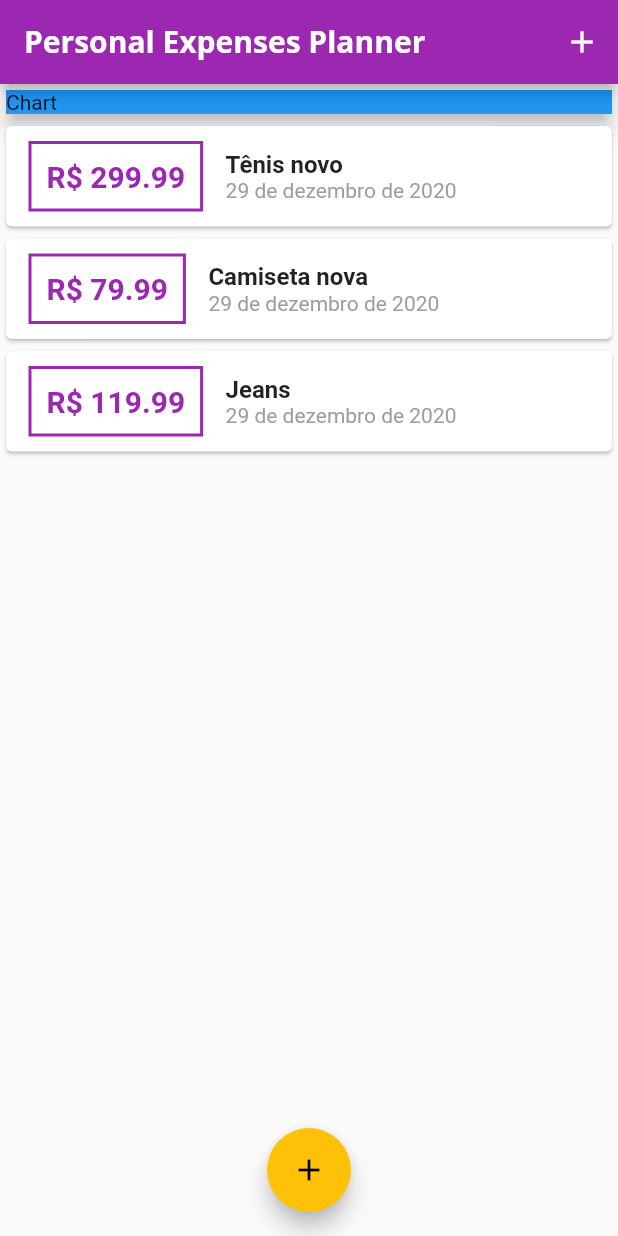
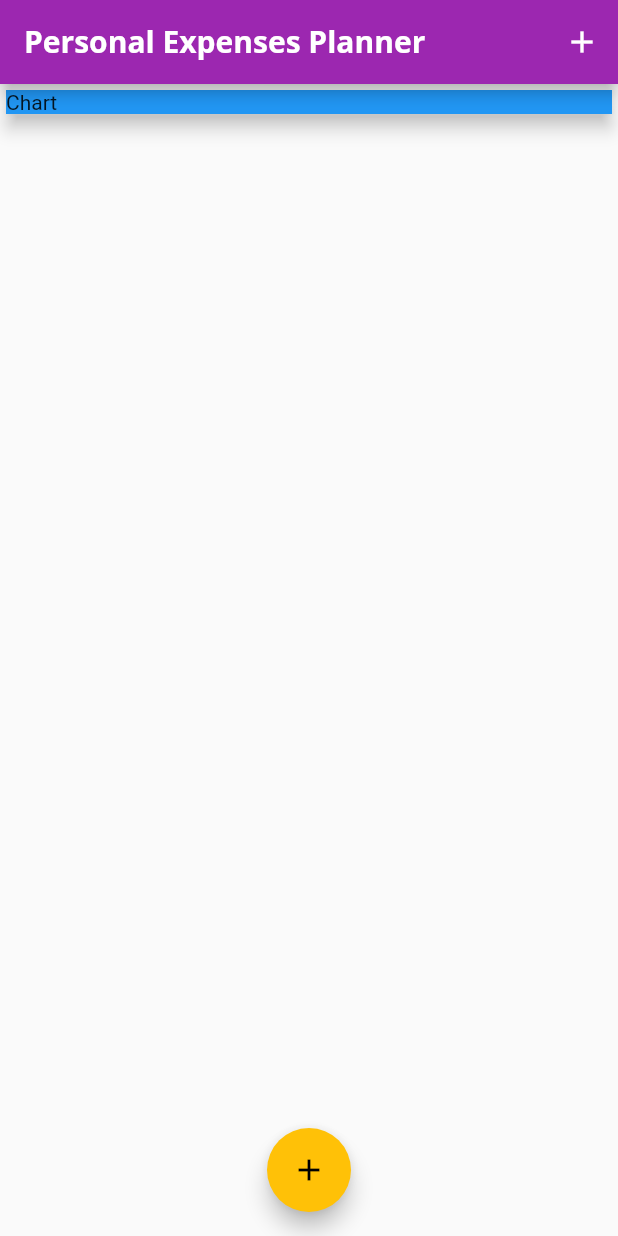
Before and after one commit to zigante/expense_planner, a Flutter app: the screen it shows after launch, on a phone screen of 412 x 824 dp. Run offline on Flutter 3.47's test engine with Material 2 defaults, Android fonts, the phone set to English and light mode, and no system bars.

```diff
--- a/lib/main.dart
+++ b/lib/main.dart
@@ -38,9 +38,9 @@ class MyHomePage extends StatefulWidget {
 
 class _MyHomePageState extends State<MyHomePage> {
   final List<Transaction> _transactions = [
-    Transaction(id: 'tx1', title: 'Tênis novo', amount: 299.99, date: DateTime.now()),
-    Transaction(id: 'tx2', title: 'Camiseta nova', amount: 79.99, date: DateTime.now()),
-    Transaction(id: 'tx3', title: 'Jeans', amount: 119.99, date: DateTime.now()),
+    // Transaction(id: 'tx1', title: 'Tênis novo', amount: 299.99, date: DateTime.now()),
+    // Transaction(id: 'tx2', title: 'Camiseta nova', amount: 79.99, date: DateTime.now()),
+    // Transaction(id: 'tx3', title: 'Jeans', amount: 119.99, date: DateTime.now()),
   ];
 
   void _addNewTransaction(String title, double amount) {
```
Also changed, not shown: assets/images/waiting.png (added).
